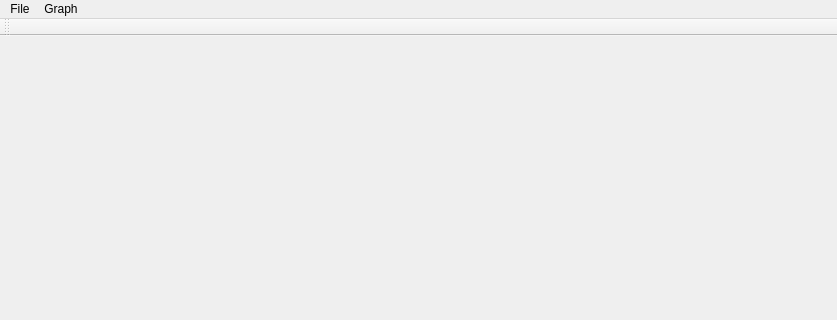
bruxillensis/teampear, file src/main/c++/mainwindow.ui: the form before one commit; both pictures show x 0 to 837 and y 0 to 320 of the 837 by 535 pixel window.
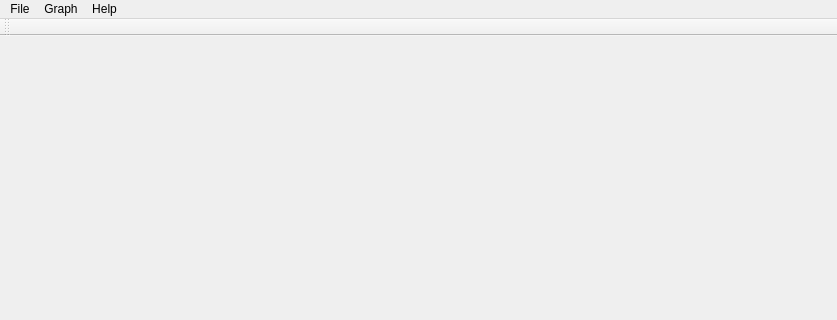
The form after the commit.

Commit message: Help dialog

```diff
--- a/src/main/c++/mainwindow.ui
+++ b/src/main/c++/mainwindow.ui
@@ -51,8 +51,15 @@
     <addaction name="separator"/>
     <addaction name="actionSave_Graph"/>
    </widget>
+      <widget class="QMenu" name="menuHelp">
+          <property name="title">
+              <string>Help</string>
+          </property>
+          <addaction name="actionOpen_Help" />
+      </widget>
    <addaction name="menuTeam_pear_example_UI"/>
    <addaction name="menuGraph"/>
+   <addaction name="menuHelp" />
   </widget>
   <widget class="QToolBar" name="mainToolBar">
    <attribute name="toolBarArea">
```
Left out of the diff: 9 changed lines with no effect on the pictures. The commit also changes 2 other files.
